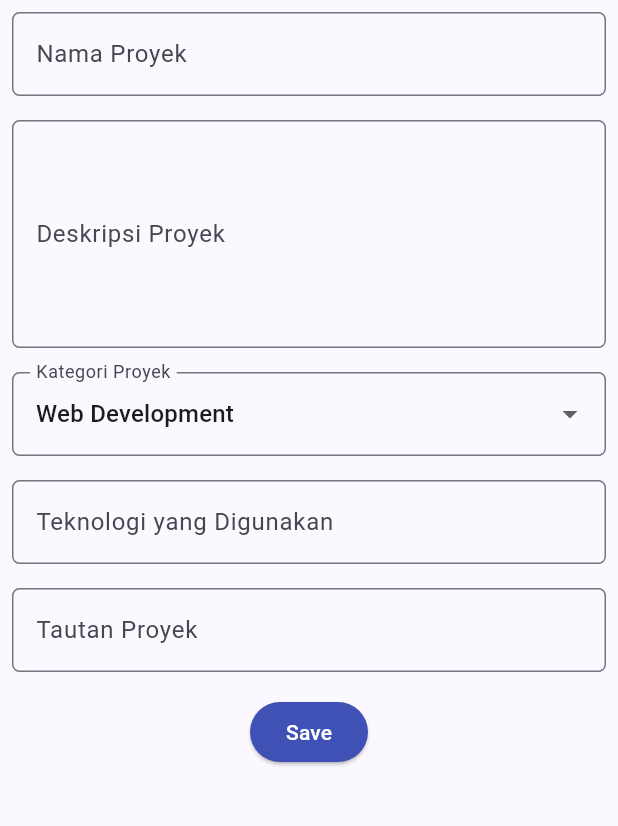
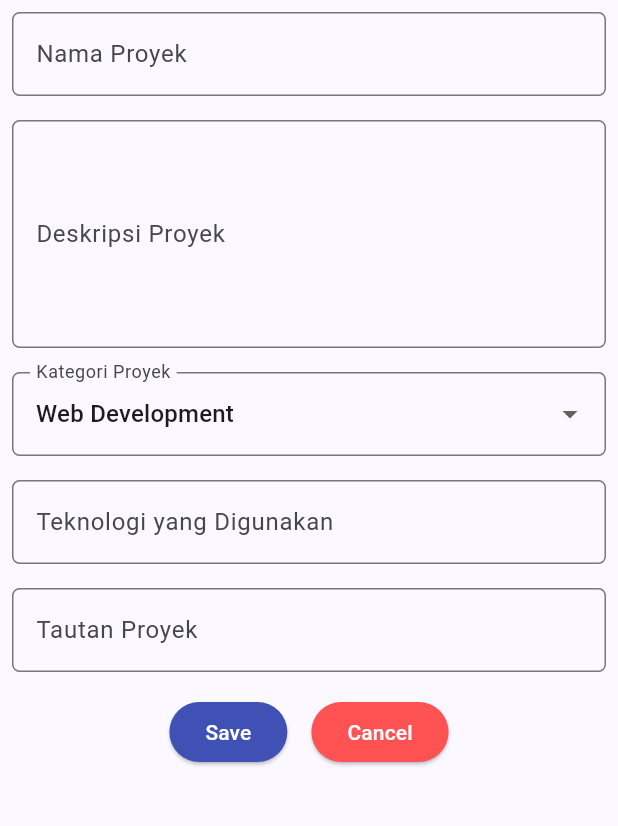
Before and after one commit to ReginaGunadi/myportofolio_mobile, a Flutter app: the screen it shows after launch, in the side drawer, after a tap on "Add Project", on a phone screen of 412 x 824 dp, the part 84-910 px from its top. Run offline on Flutter 3.47's test engine with Material 3 defaults, Android fonts, the phone set to English and light mode, and no system bars; our stand-ins replace material_ui.

Commit message:
feat: Tambah fitur baru cancel button di form

```diff
--- a/lib/screens/project_form.dart
+++ b/lib/screens/project_form.dart
@@ -159,12 +159,13 @@ class _ProjectFormPageState extends State<ProjectFormPage> {
                 ),
               ),
 
-              // === Tombol Simpan ===
-              Align(
-                alignment: Alignment.bottomCenter,
-                child: Padding(
+              // === Tombol Simpan dan Cancel ===
+              Padding(
                 padding: const EdgeInsets.all(8.0),
-                  child: ElevatedButton(
+                child: Row(
+                  mainAxisAlignment: MainAxisAlignment.center,
+                  children: [
+                    ElevatedButton(
                       style: ButtonStyle(
                         backgroundColor: WidgetStateProperty.all(Colors.indigo),
                       ),
@@ -174,10 +175,13 @@ class _ProjectFormPageState extends State<ProjectFormPage> {
                             context: context,
                             builder: (context) {
                               return AlertDialog(
-                              title: const Text('Proyek berhasil ditambahkan!'),
+                                title: const Text(
+                                  'Proyek berhasil ditambahkan!',
+                                ),
                                 content: SingleChildScrollView(
                                   child: Column(
-                                  crossAxisAlignment: CrossAxisAlignment.start,
+                                    crossAxisAlignment:
+                                        CrossAxisAlignment.start,
                                     children: [
                                       Text('Nama Proyek: $_projectName'),
                                       Text('Deskripsi: $_description'),
@@ -206,6 +210,24 @@ class _ProjectFormPageState extends State<ProjectFormPage> {
                         style: TextStyle(color: Colors.white),
                       ),
                     ),
+
+                    const SizedBox(width: 16),
+
+                    ElevatedButton(
+                      style: ButtonStyle(
+                        backgroundColor: WidgetStateProperty.all(
+                          Colors.redAccent,
+                        ),
+                      ),
+                      onPressed: () {
+                        Navigator.pop(context);
+                      },
+                      child: const Text(
+                        "Cancel",
+                        style: TextStyle(color: Colors.white),
+                      ),
+                    ),
+                  ],
                 ),
               ),
             ],
```
Also changed, not shown: lib/screens/experience_form.dart (+26 -6 lines). Lines whose indentation alone changed are shown as unchanged.
